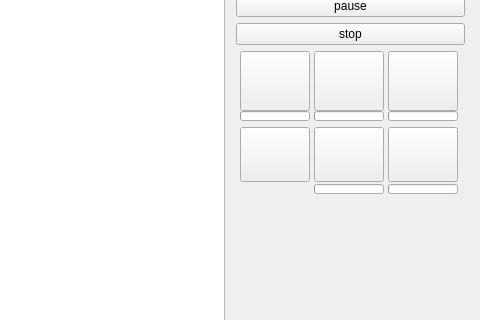
Old version of the form shooting_game/mainwindow.ui in the repository ZhuMon/Shooting_Game; both pictures show x 220 to 700 and y 271 to 591 of the 700 by 700 pixel window.
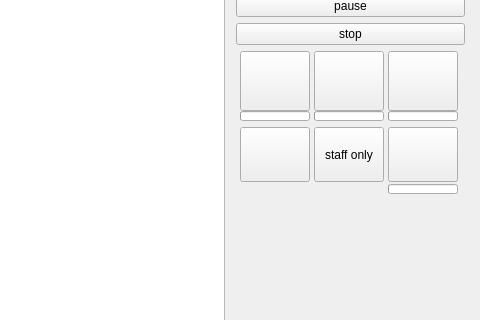
New version of the form.

Diff of the .ui file:
```diff
--- a/shooting_game/mainwindow.ui
+++ b/shooting_game/mainwindow.ui
@@ -479,7 +479,7 @@
           </size>
          </property>
          <property name="text">
-          <string/>
+          <string>staff only</string>
          </property>
         </widget>
        </item>
@@ -511,34 +511,6 @@
          </property>
         </widget>
        </item>
-       <item row="1" column="1">
-        <widget class="QProgressBar" name="supertime_cd">
-         <property name="sizePolicy">
-          <sizepolicy hsizetype="Fixed" vsizetype="Fixed">
-           <horstretch>0</horstretch>
-           <verstretch>0</verstretch>
-          </sizepolicy>
-         </property>
-         <property name="maximumSize">
-          <size>
-           <width>70</width>
-           <height>10</height>
-          </size>
-         </property>
-         <property name="maximum">
-          <number>40</number>
-         </property>
-         <property name="value">
-          <number>0</number>
-         </property>
-         <property name="textVisible">
-          <bool>false</bool>
-         </property>
-         <property name="format">
-          <string>%p%</string>
-         </property>
-        </widget>
-       </item>
        <item row="0" column="2">
         <widget class="QPushButton" name="missile">
          <property name="sizePolicy">
```
